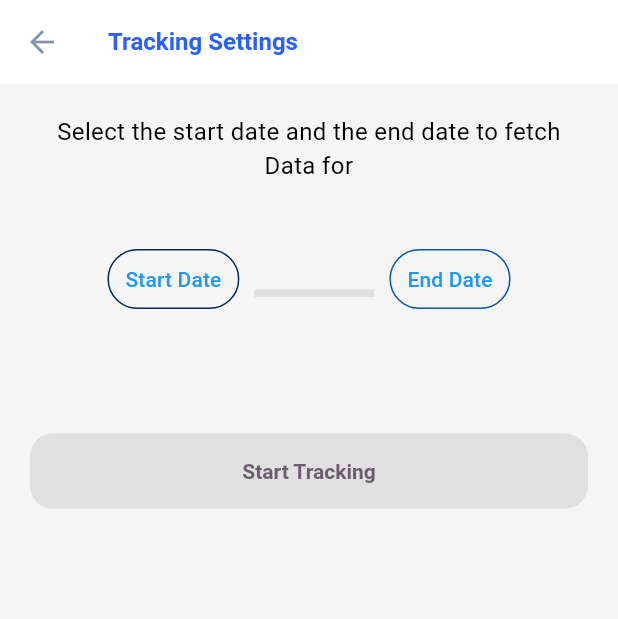
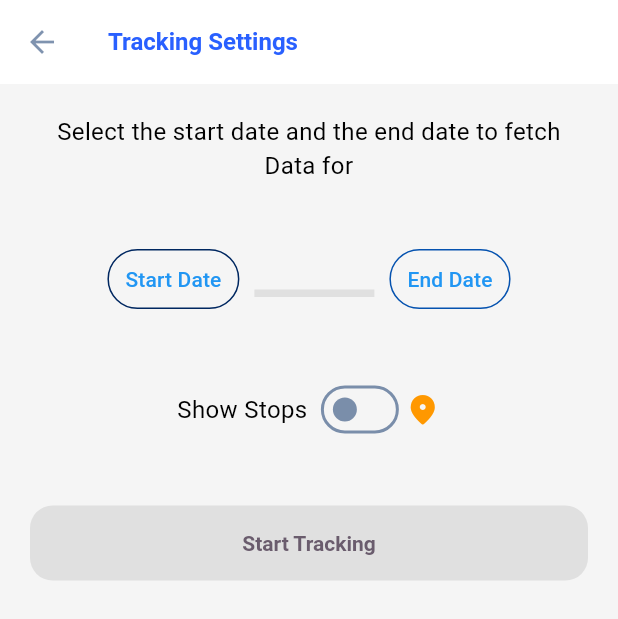
Before and after one commit to Bakkarian/dayalogapp, a Flutter app: the TrackingSettings screen opened directly, on a phone screen of 412 x 824 dp. Shown: the top 619 px of the screen. Run offline on Flutter 3.47's test engine with Material 3 defaults, Android fonts, the light colour scheme and no system bars; our stand-ins replace cloud_firestore, firebase_core, flutter_datetime_picker_plus, geolocator, get, google_maps_flutter and 5 more; missing offline and left inert: custom_info_window, dart:ffi, google_maps_widget, qr_code_scanner; accounts and stored records are empty; network calls fail; Roboto replaces fonts that are missing (ahronbd).

Commit message:
Updated vehicle tracking

```diff
--- a/lib/controllers/mainController.dart
+++ b/lib/controllers/mainController.dart
@@ -14,6 +14,9 @@ import 'package:uni_links/uni_links.dart';
 import '../modals/DarkThemeProvider.dart';
 import '../services/CRUD.dart';
 import '../styles/styles.dart';
+
+import 'package:http/http.dart' as http;
+import 'dart:convert';
 
 class mainController extends GetxController{
 
@@ -33,6 +36,7 @@ class mainController extends GetxController{
 
   DarkThemeProvider themeChangeProvider = DarkThemeProvider();
   var userString = "".obs;
+  var enableStops = false;
 
   @override
   void onInit(){
@@ -135,7 +139,7 @@ class mainController extends GetxController{
 
   }
 
-  List<Location> detectStops(List<Location> locations, {double stopDistanceThreshold = 10, int stopDurationThreshold = 30}) {
+  List<Location> detectStops2(List<Location> locations, {double stopDistanceThreshold = 10, int stopDurationThreshold = 10}) {
     List<Location> stops = [];
 
     if (locations.isEmpty) return stops;
@@ -170,6 +174,24 @@ class mainController extends GetxController{
 
     return stops;
   }
+  Future<List<Location>> detectStops(List<Location> locations) async {
+    final response = await http.post(
+      Uri.parse('http://dayalog.co:5500/detect_stops'),
+      headers: {'Content-Type': 'application/json'},
+      body: jsonEncode(locations.map((loc) => loc.toJson()).toList()),
+    );
+    debugPrint("STOPRES::: ${response.statusCode} - ${response.body}");
+    if (response.statusCode == 200) {
+      List<dynamic> stopsJson = jsonDecode(response.body);
+      return stopsJson.map((json) => Location(
+          latitude: json['latitude'],
+          longitude: json['longitude'],
+          timestamp: DateTime.parse(json['timestamp'])
+      )).toList();
+    } else {
+      throw Exception('Failed to detect stops');
+    }
+  }
 
 }
 
@@ -179,4 +201,9 @@ class Location {
   final DateTime timestamp;
 
   Location({required this.latitude, required this.longitude, required this.timestamp});
+  Map<String, dynamic> toJson() => {
+    'latitude': latitude,
+    'longitude': longitude,
+    'timestamp': timestamp.toIso8601String(),
+  };
 }
--- a/lib/pages/TripDetails/TrackingSettings.dart
+++ b/lib/pages/TripDetails/TrackingSettings.dart
@@ -1,3 +1,4 @@
+import 'package:dayalog/controllers/mainController.dart';
 import 'package:dayalog/pages/home/MapTracker.dart';
 import 'package:dayalog/styles/colors.dart';
 import 'package:dayalog/styles/constants.dart';
@@ -15,6 +16,8 @@ class TrackingSettings extends StatefulWidget {
 
 class _TrackingSettingsState extends State<TrackingSettings> {
   var _startDate,_endDate;
+  mainController _mainController = Get.find();
+
   @override
   Widget build(BuildContext context) {
     return Scaffold(
@@ -144,7 +147,39 @@ class _TrackingSettingsState extends State<TrackingSettings> {
               ),
             ),
 
-            SizedBox(height: 60,),
+            SizedBox(height: 20,),
+
+            // SizedBox(height: 10,),
+            Center(
+              child: Row(
+                mainAxisSize: MainAxisSize.min,
+                children: [
+                  /*Icon(
+                      Icons.stop_screen_share_outlined
+                  ),*/
+                  Text(
+                      "Show Stops"
+                  ),
+                  SizedBox(width: 5,),
+                  Switch(
+                    // This bool value toggles the switch.
+                    value: _mainController.enableStops,
+                    activeColor: Colors.green,
+                    onChanged: (bool value) {
+                      // This is called when the user toggles the switch.
+                      setState(() {
+                      _mainController.enableStops = value;
+                      });
+                    },
+                  ),
+                  Icon(
+                      Icons.location_on_rounded,
+                    color: _mainController.enableStops?green:orange,
+                  )
+                ],
+              ),
+            ),
+            SizedBox(height: 40,),
             SizedBox(
               height: 50,
               width: double.infinity,
```
Also changed, not shown: lib/pages/home/MapTracker.dart (+7 -5 lines).
